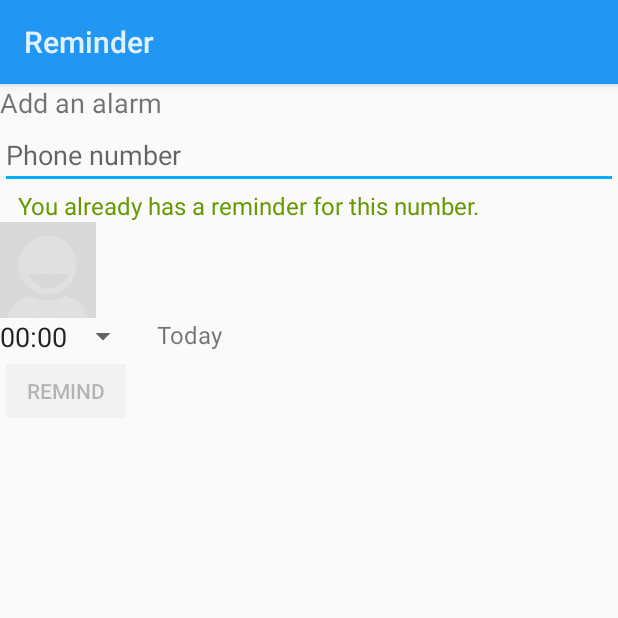
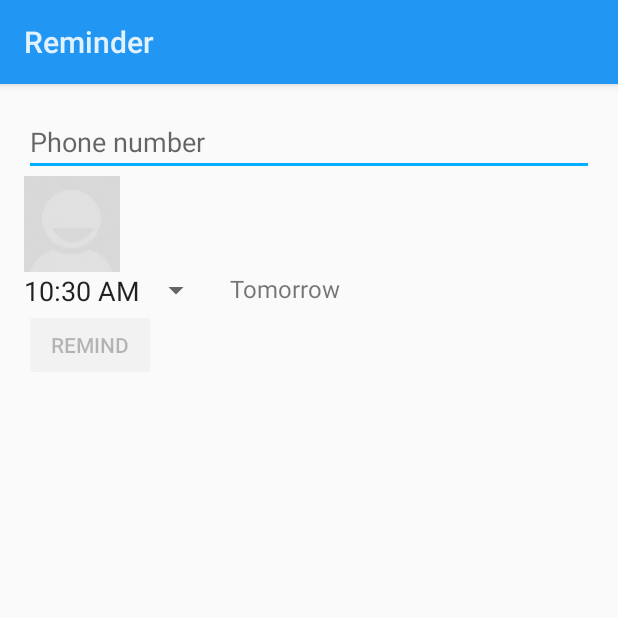
Before and after one commit to offvanHooijdonk/wantcallback, an Android app: the SetReminderActivity screen opened directly, with no data from a screen before it, on a phone screen of 412 x 824 dp, the top half of it. Run offline under Robolectric (Android 15) with nearby library versions, the phone set to English and light mode, and no system bars.

Commit message:
Now if phone is empty (hidden number) - do not create reminder or show any notifications. Init Service - chack if extras not null added. Added empty view for reminders list. Set Reminder Activity - if now phone passed - clear the form.

```diff
--- a/app/src/main/java/com/wantcallback/startup/InitializerIntentService.java
+++ b/app/src/main/java/com/wantcallback/startup/InitializerIntentService.java
@@ -38,7 +38,7 @@ public class InitializerIntentService extends Service {
 
 	@Override
 	public int onStartCommand(Intent intent, int flags, int startId) {
-		if (intent.getExtras().containsKey(EXTRA_START_SHUT)) { // if it does not - we wanted something else
+		if (intent.getExtras()!= null && intent.getExtras().containsKey(EXTRA_START_SHUT)) { // if it does not - we wanted something else
 			boolean isStart = intent.getBooleanExtra(EXTRA_START_SHUT, false);
 
 			if (isStart) {
--- a/app/src/main/java/com/wantcallback/ui/SetReminderActivity.java
+++ b/app/src/main/java/com/wantcallback/ui/SetReminderActivity.java
@@ -46,7 +46,7 @@ public class SetReminderActivity extends FragmentActivity implements TimePickerD
 	private AutoCompleteTextView inputPhone;
 	private TextView textTime;
 	private TextView textToday;
-	private TextView textHasReminder;
+	private TextView textHaveReminder;
 	private Button btnSave;
 
 	private Date remindDate = null;
@@ -69,7 +69,7 @@ public class SetReminderActivity extends FragmentActivity implements TimePickerD
 		ivPhoto = (ImageView) findViewById(R.id.photo);
 		textTime = (TextView) findViewById(R.id.textTime);
 		textToday = (TextView) findViewById(R.id.textToday);
-		textHasReminder = (TextView) findViewById(R.id.textHasReminder);
+		textHaveReminder = (TextView) findViewById(R.id.textHaveReminder);
 		btnSave = (Button) findViewById(R.id.btnSave);
 
 		textTime.setOnClickListener(new View.OnClickListener() {
@@ -123,10 +123,10 @@ public class SetReminderActivity extends FragmentActivity implements TimePickerD
 		// TODO check if application enabled, if not - disable controls and show message
 
 		Intent intent = getIntent();
-		if (intent != null) {
+		if (intent.getExtras() != null) {
 			callId = intent.getExtras().getInt(EXTRA_CALL_ID);
-			phoneNumber = intent.getExtras().getString(EXTRA_PHONE);
-			String tag = intent.getExtras().getString(EXTRA_NOTIF_TAG);
+			phoneNumber = intent.getExtras().getString(EXTRA_PHONE, null);
+			String tag = intent.getExtras().getString(EXTRA_NOTIF_TAG, null);
 			int id = intent.getExtras().getInt(EXTRA_NOTIF_ID);
 
 			if (tag != null) {
@@ -166,14 +166,19 @@ public class SetReminderActivity extends FragmentActivity implements TimePickerD
 			ReminderInfo reminderInfo = reminderDao.findByPhone(phoneNumber);
 			if (reminderInfo != null) {
 				displayReminderTime(reminderInfo.getDate());
-				textHasReminder.setVisibility(View.VISIBLE);
+				textHaveReminder.setVisibility(View.VISIBLE);
 			} else { // if not reminders yet - set default time to the picker
 				displayReminderTime(ReminderUtil.calcDefaultRemindDate(Calendar.getInstance().getTimeInMillis()));
-				textHasReminder.setVisibility(View.GONE);
+				textHaveReminder.setVisibility(View.GONE);
 			}
-
+			btnSave.setEnabled(true);
 		} else {
-			// TODO handle if phone is empty somehow
+			remindDate = Calendar.getInstance().getTime();
+			displayReminderTime(remindDate.getTime());
+			textContactName.setText(null);
+			textContactName.setText(null);
+			textHaveReminder.setVisibility(View.GONE);
+			inputPhone.setText(null);
 			btnSave.setEnabled(false);
 		}
 
--- a/app/src/main/res/layout/activity_set_alarm.xml
+++ b/app/src/main/res/layout/activity_set_alarm.xml
@@ -1,57 +1,31 @@
 <?xml version="1.0" encoding="utf-8"?>
-<RelativeLayout xmlns:android="http://schemas.android.com/apk/res/android"
+<RelativeLayout
+    xmlns:android="http://schemas.android.com/apk/res/android"
     android:layout_width="match_parent"
-    android:layout_height="match_parent" >
-
-    <TextView
-        android:id="@+id/title"
-        android:layout_width="wrap_content"
-        android:layout_height="wrap_content"
-        android:text="Add an alarm"
-        android:textSize="18sp" />
-
-    <!--
-         <EditText
-        android:id="@+id/etPhoneNumber"
-        android:layout_width="match_parent"
-        android:layout_height="wrap_content"
-        android:layout_below="@id/title"
-        android:textSize="14sp"
-        android:inputType="phone"
-        android:hint="Phone number"/>
-
-    -->
+    android:layout_height="match_parent"
+    android:paddingBottom="@dimen/activity_vertical_margin"
+    android:paddingLeft="@dimen/activity_horizontal_margin"
+    android:paddingRight="@dimen/activity_horizontal_margin"
+    android:paddingTop="@dimen/activity_vertical_margin">
 
     <AutoCompleteTextView
         android:id="@+id/inputPhone"
         android:layout_width="match_parent"
         android:layout_height="wrap_content"
-        android:layout_below="@id/title"
         android:completionThreshold="3"
-        android:hint="Phone number" />
-
-    <TextView
-        android:id="@+id/textHasReminder"
-        android:layout_width="wrap_content"
-        android:layout_height="wrap_content"
-        android:layout_marginLeft="12dp"
-        android:layout_marginStart="12dp"
-        android:layout_below="@id/inputPhone"
-        android:text="@string/has_reminder"
-        android:textSize="16sp"
-        android:textColor="@android:color/holo_green_dark"/>
+        android:hint="@string/text_phone_number"/>
 
     <RelativeLayout
         android:id="@+id/blockContactInfo"
         android:layout_width="match_parent"
         android:layout_height="wrap_content"
-        android:layout_below="@id/textHasReminder" >
+        android:layout_below="@id/inputPhone">
 
         <ImageView
             android:id="@+id/photo"
             android:layout_width="64dp"
             android:layout_height="64dp"
-            android:src="@drawable/ic_contact_picture" />
+            android:src="@drawable/ic_contact_picture"/>
 
         <TextView
             android:id="@+id/textContactName"
@@ -59,14 +33,15 @@
             android:layout_height="wrap_content"
             android:layout_marginLeft="12dp"
             android:layout_marginStart="12dp"
-            android:layout_toRightOf="@id/photo" />
+            android:layout_toEndOf="@id/photo"
+            android:layout_toRightOf="@id/photo"/>
     </RelativeLayout>
 
     <RelativeLayout
         android:id="@+id/blockReminderOptions"
         android:layout_width="match_parent"
         android:layout_height="wrap_content"
-        android:layout_below="@id/blockContactInfo" >
+        android:layout_below="@id/blockContactInfo">
 
         <TextView
             android:id="@+id/textTime"
@@ -74,18 +49,18 @@
             android:layout_width="wrap_content"
             android:layout_height="wrap_content"
             android:text="00:00"
-            android:textSize="18sp" />
+            android:textSize="18sp"/>
 
         <TextView
             android:id="@+id/textToday"
             android:layout_width="wrap_content"
             android:layout_height="wrap_content"
-            android:layout_toRightOf="@id/textTime"
-            android:layout_toEndOf="@id/textTime"
             android:layout_marginLeft="12dp"
             android:layout_marginStart="12dp"
+            android:layout_toEndOf="@id/textTime"
+            android:layout_toRightOf="@id/textTime"
             android:text="@string/today"
-            android:textSize="16sp" />
+            android:textSize="16sp"/>
     </RelativeLayout>
 
     <Button
@@ -93,6 +68,18 @@
         android:layout_width="wrap_content"
         android:layout_height="wrap_content"
         android:layout_below="@id/blockReminderOptions"
-        android:text="@string/btn_save_reminder" />
+        android:text="@string/btn_save_reminder"/>
+
+    <TextView
+        android:id="@+id/textHaveReminder"
+        android:layout_width="wrap_content"
+        android:layout_height="wrap_content"
+        android:layout_below="@id/btnSave"
+        android:layout_marginLeft="12dp"
+        android:layout_marginStart="12dp"
+        android:text="@string/have_reminder"
+        android:textColor="@android:color/holo_green_dark"
+        android:textSize="16sp"/>
+
 
 </RelativeLayout>
--- a/app/src/main/res/values/strings.xml
+++ b/app/src/main/res/values/strings.xml
@@ -10,7 +10,7 @@
     <string name="date_expired_title">Date warning</string>
     <string name="date_expired">Sorry, the date has already expired, please select a new one</string>
     <string name="date_experid_button">OK</string>
-    <string name="has_reminder">You already has a reminder for this number.</string>
+    <string name="have_reminder">You already have a reminder for this number.</string>
     <string name="edit_reminder_title">Reminder</string>
 
     <string name="btn_save_reminder">Remind</string>
@@ -22,4 +22,6 @@
     <string name="foreground_title">Want Call Back</string>
     <string name="foreground_message">Application is launched</string>
     <string name="action_refresh">Refresh</string>
+    <string name="empty_reminders_main">No upcoming reminders</string>
+    <string name="text_phone_number">Phone number</string>
 </resources>
```
Also changed, not shown: app/src/main/java/com/wantcallback/data/ContactsUtil.java (+5 -4 lines), app/src/main/java/com/wantcallback/observer/listener/impl/StandardMissRejectListener.java (+7 -1 lines), app/src/main/java/com/wantcallback/ui/MainActivity.java (+23 -20 lines), app/src/main/res/layout/activity_main.xml (+8 -0 lines).
